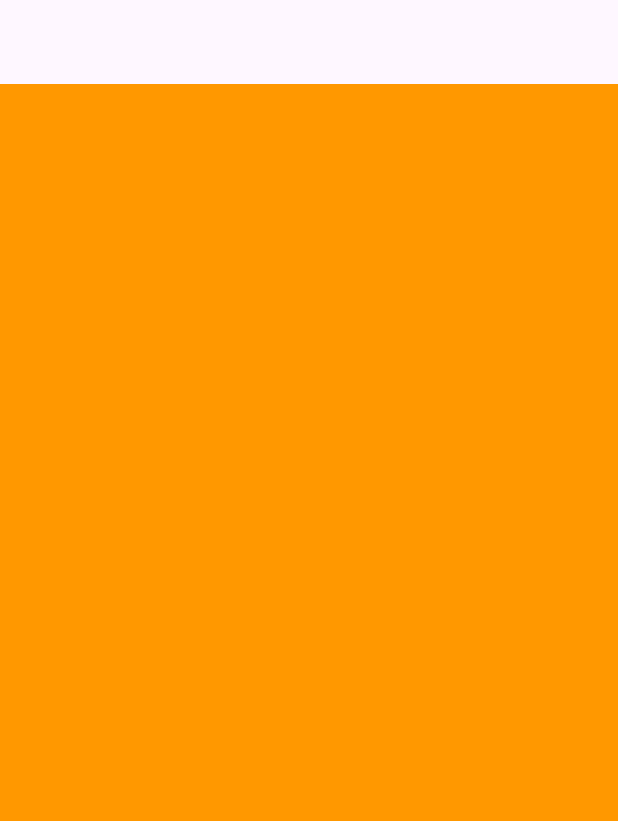
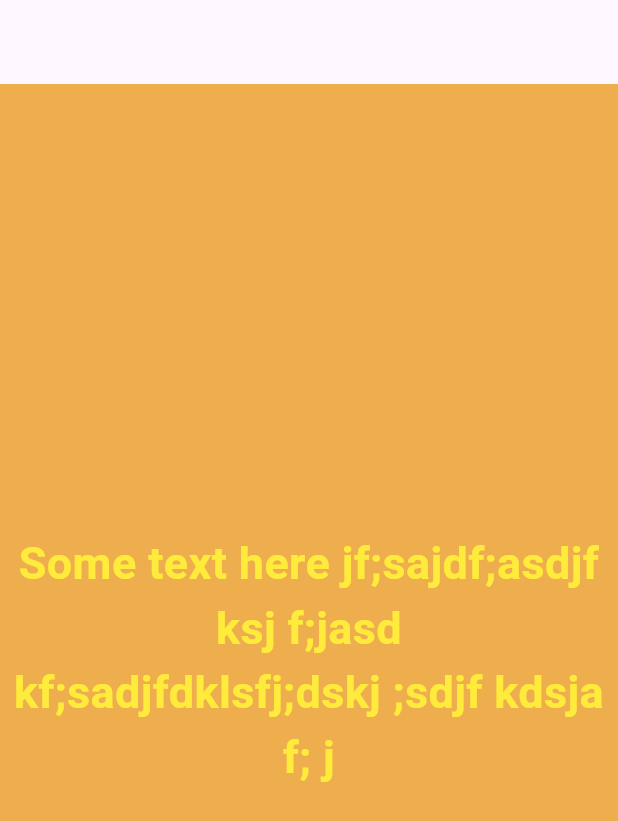
Before and after one commit to Aswaj-th/FlutterSample1, a Flutter app: the screen it shows after launch, on a phone screen of 412 x 824 dp. Shown: the top 821 px of the screen. Run offline on Flutter 3.47's test engine with Material 3 defaults, Android fonts, the light colour scheme and no system bars.

Commit message:
Learning about text, style, container, etc

```diff
--- a/lib/main.dart
+++ b/lib/main.dart
@@ -17,10 +17,29 @@
 }
 
 class HomeScreen extends StatelessWidget {
-  const HomeScreen({super.key});
+  HomeScreen({super.key});
+
+  String text =
+      "Some text here jf;sajdf;asdjf ksj f;jasd kf;sadjfdklsfj;dskj ;sdjf kdsja f; j";
 
   @override
   Widget build(BuildContext context) {
-    return Scaffold(backgroundColor: Colors.orange, appBar: AppBar());
+    return Scaffold(
+      backgroundColor: const Color.fromARGB(255, 239, 174, 77),
+      appBar: AppBar(),
+      body: SafeArea(
+        child: Center(
+          child: Text(
+            text,
+            textAlign: TextAlign.center,
+            style: const TextStyle(
+              color: Colors.yellow,
+              fontSize: 30,
+              fontWeight: FontWeight.bold,
+            ),
+          ),
+        ),
+      ),
+    );
   }
 }
```
